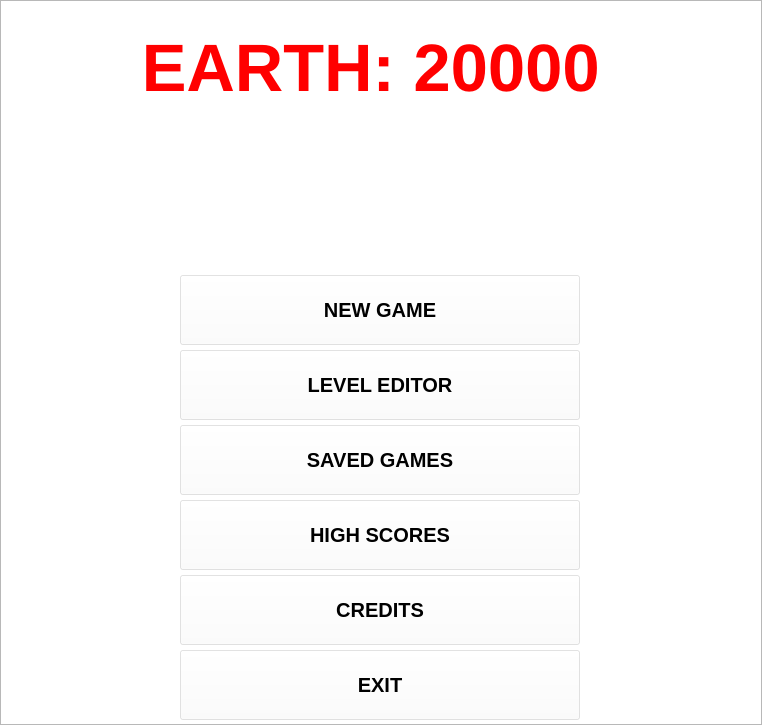
First picture: the form in form.ui, repository manpreetkohli/earth20000, before the edit.
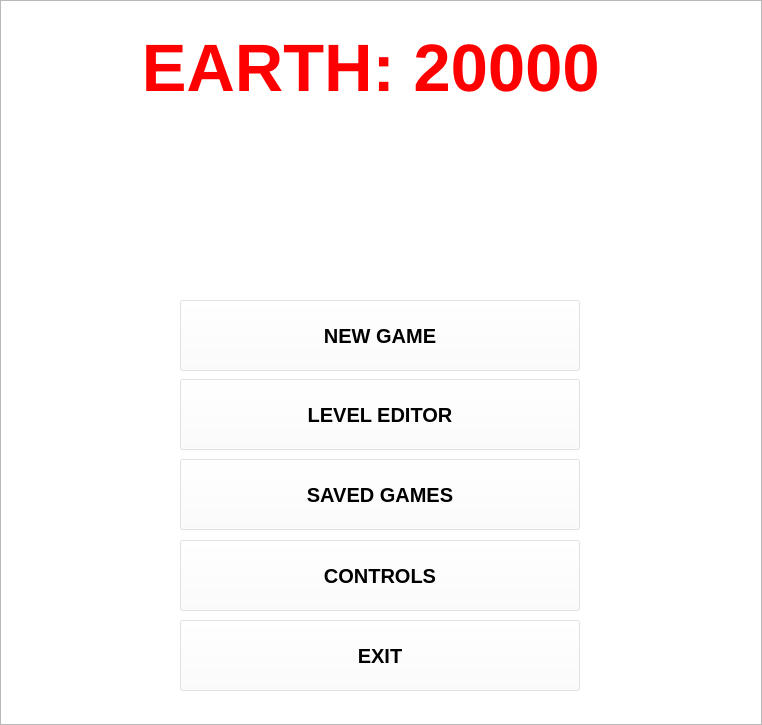
Second picture: the form after the edit. Icons and pictures are not drawn.

What changed in the file:
```diff
--- a/form.ui
+++ b/form.ui
@@ -84,9 +84,9 @@
    <property name="geometry">
     <rect>
      <x>180</x>
-     <y>275</y>
+     <y>300</y>
      <width>400</width>
-     <height>70</height>
+     <height>71</height>
     </rect>
    </property>
    <property name="font">
@@ -107,9 +107,9 @@
    <property name="geometry">
     <rect>
      <x>180</x>
-     <y>350</y>
+     <y>379</y>
      <width>400</width>
-     <height>70</height>
+     <height>71</height>
     </rect>
    </property>
    <property name="font">
@@ -130,9 +130,9 @@
    <property name="geometry">
     <rect>
      <x>180</x>
-     <y>425</y>
+     <y>459</y>
      <width>400</width>
-     <height>70</height>
+     <height>71</height>
     </rect>
    </property>
    <property name="font">
@@ -153,9 +153,9 @@
    <property name="geometry">
     <rect>
      <x>180</x>
-     <y>500</y>
+     <y>540</y>
      <width>400</width>
-     <height>70</height>
+     <height>71</height>
     </rect>
    </property>
    <property name="font">
@@ -169,39 +169,16 @@
     <string>background-color: rgba(255, 255, 255, 100);</string>
    </property>
    <property name="text">
-    <string>HIGH SCORES</string>
-   </property>
-  </widget>
-  <widget class="QPushButton" name="credits">
-   <property name="geometry">
-    <rect>
-     <x>180</x>
-     <y>575</y>
-     <width>400</width>
-     <height>70</height>
-    </rect>
-   </property>
-   <property name="font">
-    <font>
-     <pointsize>15</pointsize>
-     <weight>75</weight>
-     <bold>true</bold>
-    </font>
-   </property>
-   <property name="styleSheet">
-    <string>background-color: rgba(255, 255, 255, 100);</string>
-   </property>
-   <property name="text">
-    <string>CREDITS</string>
+    <string>CONTROLS</string>
    </property>
   </widget>
   <widget class="QPushButton" name="exit">
    <property name="geometry">
     <rect>
      <x>180</x>
-     <y>650</y>
+     <y>620</y>
      <width>400</width>
-     <height>70</height>
+     <height>71</height>
     </rect>
    </property>
    <property name="font">
```
Left out of the diff: 2 changed lines with no effect on the pictures.
